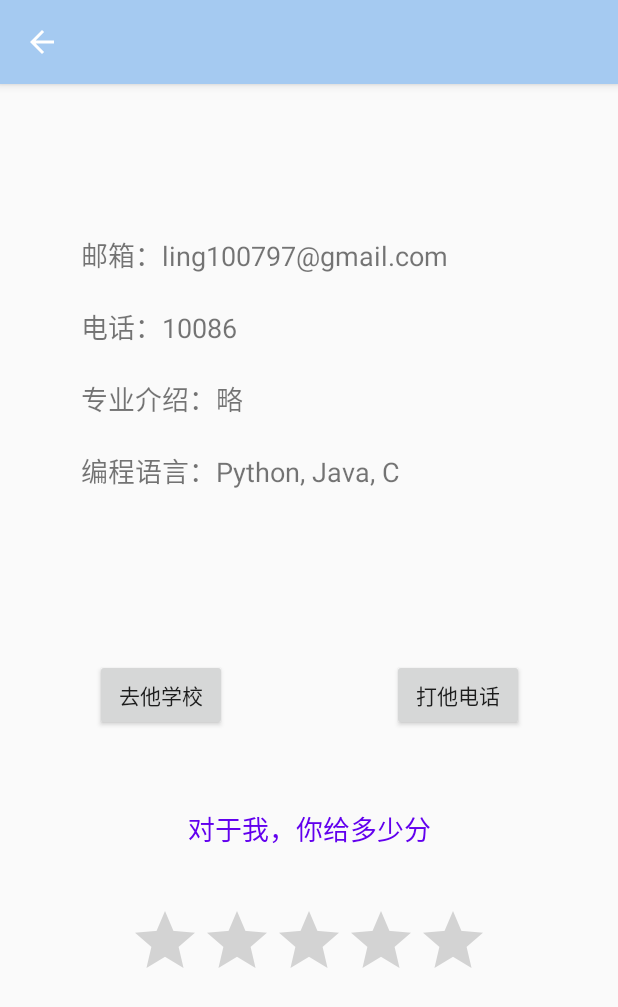
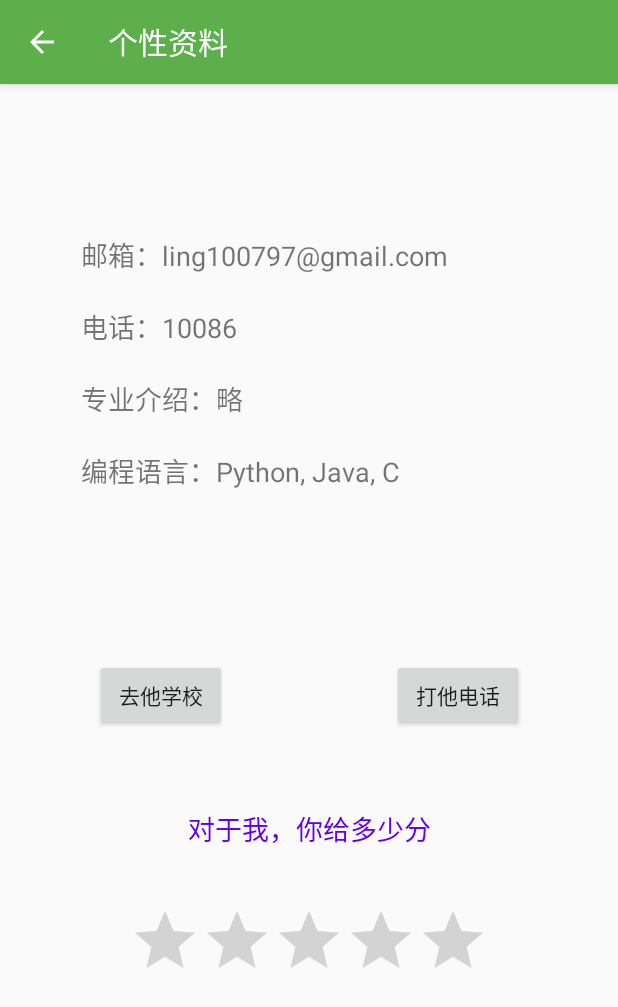
Before and after one commit to gllgll/MySelf, an Android app: the NextActivity screen opened directly, with no data from a screen before it, on a phone screen of 412 x 824 dp. Shown: the top 1007 px of the screen. Run offline under Robolectric (Android 15) with nearby library versions, the phone set to English and light mode, and no system bars.

Commit message:
删除nextActivity界面的imageView（返回上一个活动按键）添加标题栏返回上一个活动

```diff
--- a/app/src/main/java/com/example/myself/MainActivity.java
+++ b/app/src/main/java/com/example/myself/MainActivity.java
@@ -62,7 +62,7 @@ public class MainActivity extends AppCompatActivity {
                                     Matcher matcher = pattern.matcher(string);
                                     if(!matcher.matches()){
                                         textViewadd.setText(string);
-                                         textViewadd.setTextColor(Color.GREEN);
+                                        textViewadd.setTextColor(Color.GREEN);
                                     }
                                     else {
                                         textViewadd.setText("不能全为数字，请重新输入");
--- a/app/src/main/java/com/example/myself/NextActivity.java
+++ b/app/src/main/java/com/example/myself/NextActivity.java
@@ -48,14 +48,14 @@ public class NextActivity extends AppCompatActivity {
         ratingBar.setOnRatingBarChangeListener(new RatingBar.OnRatingBarChangeListener() {
                 @Override
                 public void onRatingChanged(RatingBar ratingBar, float v, boolean b) {
-                    float core = v * 20;
+                    int core = (int)(v * 20);
                     String core_str = String.valueOf(core);
                     if (core < 60){
                         display.setText("你也配给我"+core_str+"分？");
                         display.setTextColor(Color.BLACK);
                     }else if(core >= 60 && core< 90){
                         display.setText("谢谢您的"+core_str+"分鼓励");
-                        display.setTextColor(Color.YELLOW);
+                        display.setTextColor(Color.GREEN);
                     }else {
                         display.setText("感谢您"+core_str+"的评分！您眼光真好！");
                         display.setTextColor(Color.RED);
--- a/app/src/main/res/menu/main.xml
+++ b/app/src/main/res/menu/main.xml
@@ -1,7 +1,6 @@
 <?xml version="1.0" encoding="utf-8"?>
 <menu xmlns:android="http://schemas.android.com/apk/res/android"
     xmlns:app="http://schemas.android.com/apk/res-auto">
-
     <item
         android:id="@+id/clear"
         android:icon="@drawable/clear"
--- a/app/src/main/res/values/colors.xml
+++ b/app/src/main/res/values/colors.xml
@@ -1,7 +1,7 @@
 <?xml version="1.0" encoding="utf-8"?>
 <resources>
-    <color name="colorPrimary">#707875</color>
-    <color name="colorPrimaryDark">#4CAF50</color>
+    <color name="colorPrimary">#0000FF</color>
+    <color name="colorPrimaryDark">#5DAF4C</color>
     <color name="colorAccent">#6200EE</color>
     <color name="textviewcolor">#6200EE</color>
 </resources>
--- a/app/src/main/res/values/styles.xml
+++ b/app/src/main/res/values/styles.xml
@@ -3,7 +3,7 @@
     <!-- Base application theme. -->
     <style name="AppTheme" parent="Theme.AppCompat.Light.DarkActionBar">
         <!-- Customize your theme here. -->
-        <item name="colorPrimary">#A5CAF1</item>
+        <item name="colorPrimary">#5DAF4C</item>
         <item name="colorPrimaryDark">@color/colorPrimaryDark</item>
         <item name="colorAccent">@color/colorAccent</item>
     </style>
```
Also changed, not shown: app/src/main/AndroidManifest.xml (+7 -3 lines), app/src/main/res/drawable-v24/add16.png (added), app/src/main/res/drawable-v24/clear.png, app/src/main/res/drawable-v24/menu.png (added), app/src/main/res/mipmap-xhdpi/exam.png (deleted), app/src/main/res/mipmap-xhdpi/gll.png (deleted).
